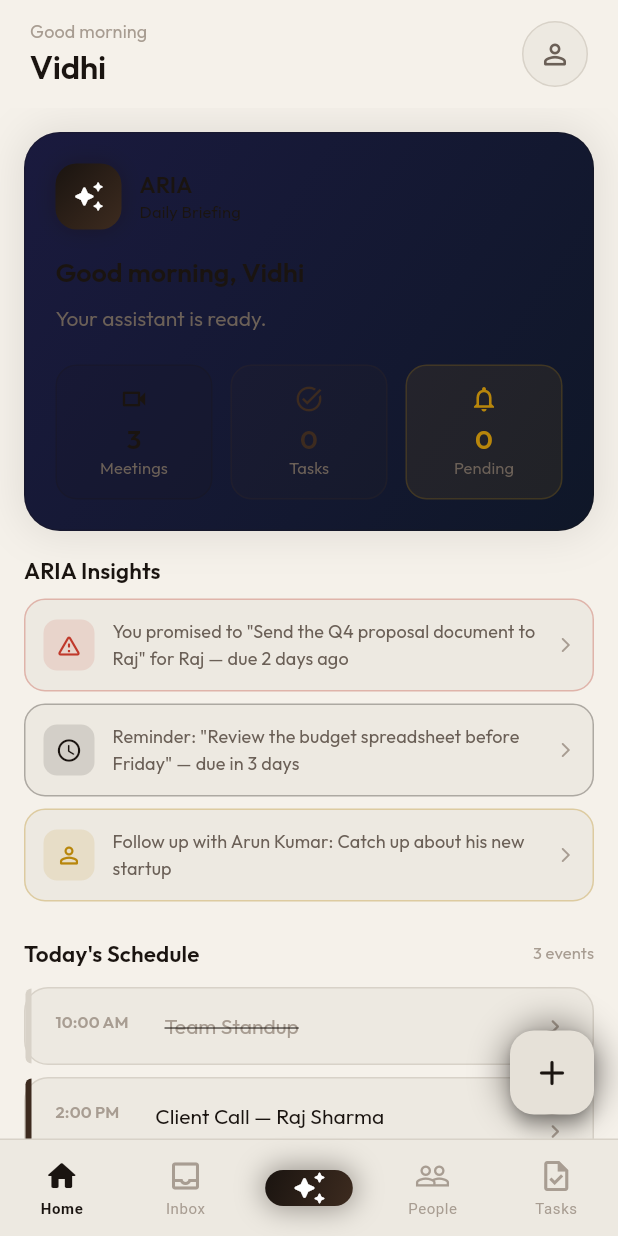
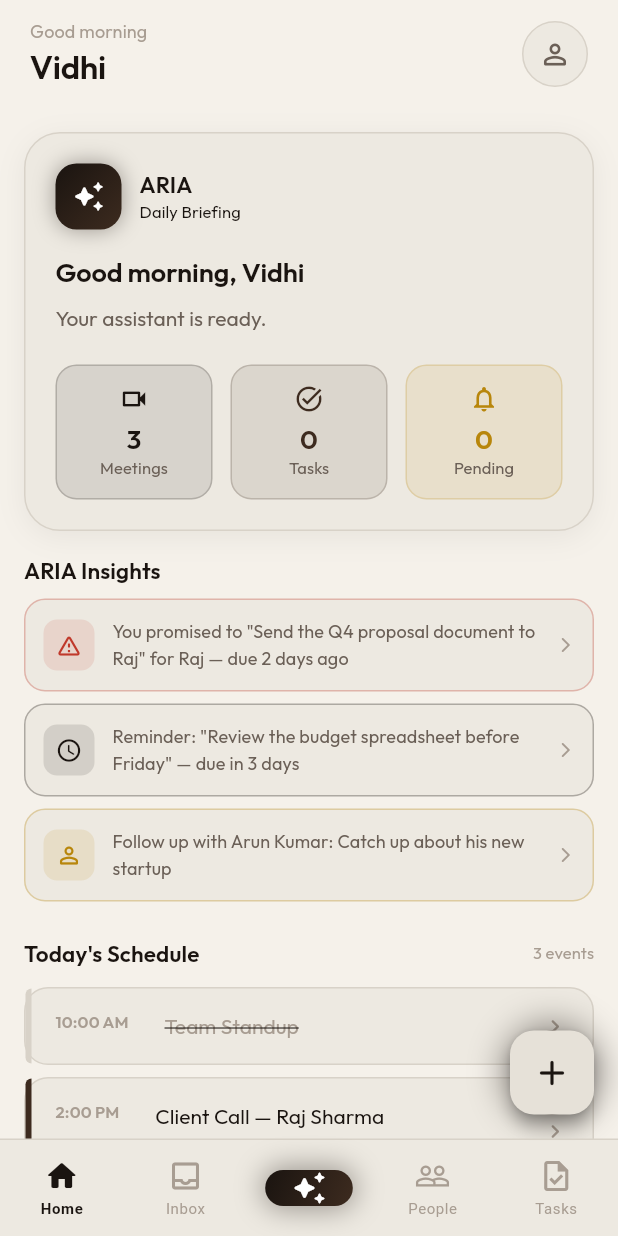
Before and after one commit to vidhihirenbhandari/ARIA, a Flutter app: the DashboardScreen screen opened by its route, on a phone screen of 412 x 824 dp. Run offline on Flutter 3.47's test engine with Material 3 defaults, Android fonts, the phone set to English and light mode, and no system bars; our stand-ins replace dio, flutter_local_notifications, flutter_riverpod, flutter_tts, go_router, google_fonts and 3 more; accounts and stored records are empty; network calls fail.

Commit message:
fix: daily briefing card hardcoded dark colors → use theme surface/border
Co-Authored-By: Claude Sonnet 4.6 <noreply@anthropic.com>
Claude-Session: https://claude.ai/code/session_01RFN1s99MGXv3D83ccWJSy8

```diff
--- a/mobile/lib/features/dashboard/presentation/widgets/daily_briefing_card.dart
+++ b/mobile/lib/features/dashboard/presentation/widgets/daily_briefing_card.dart
@@ -26,18 +26,15 @@ class DailyBriefingCard extends StatelessWidget {
       margin: const EdgeInsets.fromLTRB(16, 0, 16, 16),
       padding: const EdgeInsets.all(20),
       decoration: BoxDecoration(
-        gradient: const LinearGradient(
-          colors: [Color(0xFF1A1A3E), Color(0xFF0F1728)],
-          begin: Alignment.topLeft,
-          end: Alignment.bottomRight,
-        ),
+        color: AppColors.surface,
         borderRadius: BorderRadius.circular(24),
-        border: Border.all(color: AppColors.accent.withOpacity(0.2)),
+        border: Border.all(color: AppColors.border),
         boxShadow: [
           BoxShadow(
-            color: AppColors.accent.withOpacity(0.1),
-            blurRadius: 24,
-            spreadRadius: 2,
+            color: Colors.black.withOpacity(0.06),
+            blurRadius: 16,
+            spreadRadius: 0,
+            offset: const Offset(0, 4),
           ),
         ],
       ),
```
